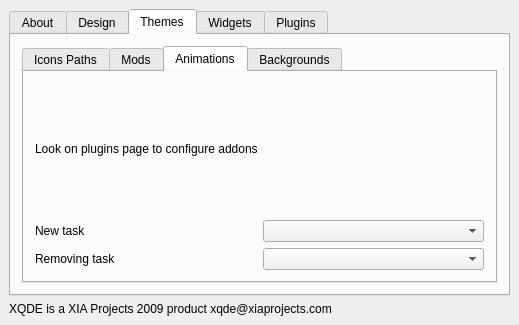
Old version of the form trunk/XQDEUIConfigurator.ui in the repository 4myPAL/xqde.
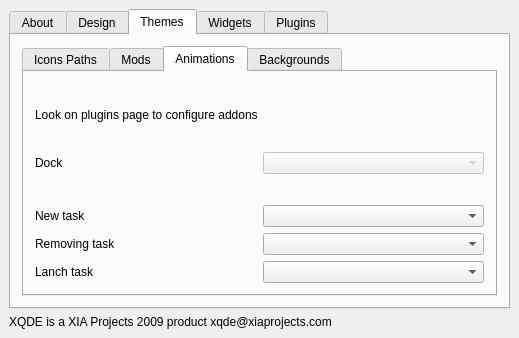
New version of the form. The open tabs and pages were chosen to show the change. Icons and pictures are not drawn.

What changed in the file:
```diff
--- a/trunk/XQDEUIConfigurator.ui
+++ b/trunk/XQDEUIConfigurator.ui
@@ -7,7 +7,7 @@
     <x>0</x>
     <y>0</y>
     <width>519</width>
-    <height>325</height>
+    <height>338</height>
    </rect>
   </property>
   <property name="windowTitle">
@@ -599,8 +599,8 @@
           <attribute name="title">
            <string>Animations</string>
           </attribute>
-          <layout class="QVBoxLayout">
-           <item>
+          <layout class="QGridLayout" name="gridLayout">
+           <item row="0" column="0">
             <spacer name="verticalSpacer_4">
              <property name="orientation">
               <enum>Qt::Vertical</enum>
@@ -613,14 +613,32 @@
              </property>
             </spacer>
            </item>
-           <item>
+           <item row="1" column="0">
             <widget class="QLabel" name="label_19">
              <property name="text">
               <string>Look on plugins page to configure addons</string>
              </property>
             </widget>
            </item>
-           <item>
+           <item row="3" column="0">
+            <layout class="QHBoxLayout" name="horizontalLayout">
+             <item>
+              <widget class="QLabel" name="label_30">
+               <property name="text">
+                <string>Dock</string>
+               </property>
+              </widget>
+             </item>
+             <item>
+              <widget class="QComboBox" name="ani_dock">
+               <property name="enabled">
+                <bool>false</bool>
+               </property>
+              </widget>
+             </item>
+            </layout>
+           </item>
+           <item row="4" column="0">
             <spacer name="verticalSpacer_5">
              <property name="orientation">
               <enum>Qt::Vertical</enum>
@@ -633,7 +651,7 @@
              </property>
             </spacer>
            </item>
-           <item>
+           <item row="6" column="0">
             <layout class="QGridLayout">
              <item row="0" column="0">
               <widget class="QLabel" name="label_18">
@@ -642,9 +660,6 @@
                </property>
               </widget>
              </item>
-             <item row="0" column="1">
-              <widget class="QComboBox" name="ani_new"/>
-             </item>
              <item row="1" column="0">
               <widget class="QLabel" name="label_20">
                <property name="text">
@@ -655,8 +670,34 @@
              <item row="1" column="1">
               <widget class="QComboBox" name="ani_remove"/>
              </item>
+             <item row="0" column="1">
+              <widget class="QComboBox" name="ani_new"/>
+             </item>
+             <item row="2" column="1">
+              <widget class="QComboBox" name="ani_lanch"/>
+             </item>
+             <item row="2" column="0">
+              <widget class="QLabel" name="label_29">
+               <property name="text">
+                <string>Lanch task</string>
+               </property>
+              </widget>
+             </item>
             </layout>
            </item>
+           <item row="2" column="0">
+            <spacer name="verticalSpacer_8">
+             <property name="orientation">
+              <enum>Qt::Vertical</enum>
+             </property>
+             <property name="sizeHint" stdset="0">
+              <size>
+               <width>20</width>
+               <height>40</height>
+              </size>
+             </property>
+            </spacer>
+           </item>
           </layout>
          </widget>
          <widget class="QWidget" name="tab_8">
```
Left out of the diff: 1 changed line with no effect on the pictures.
